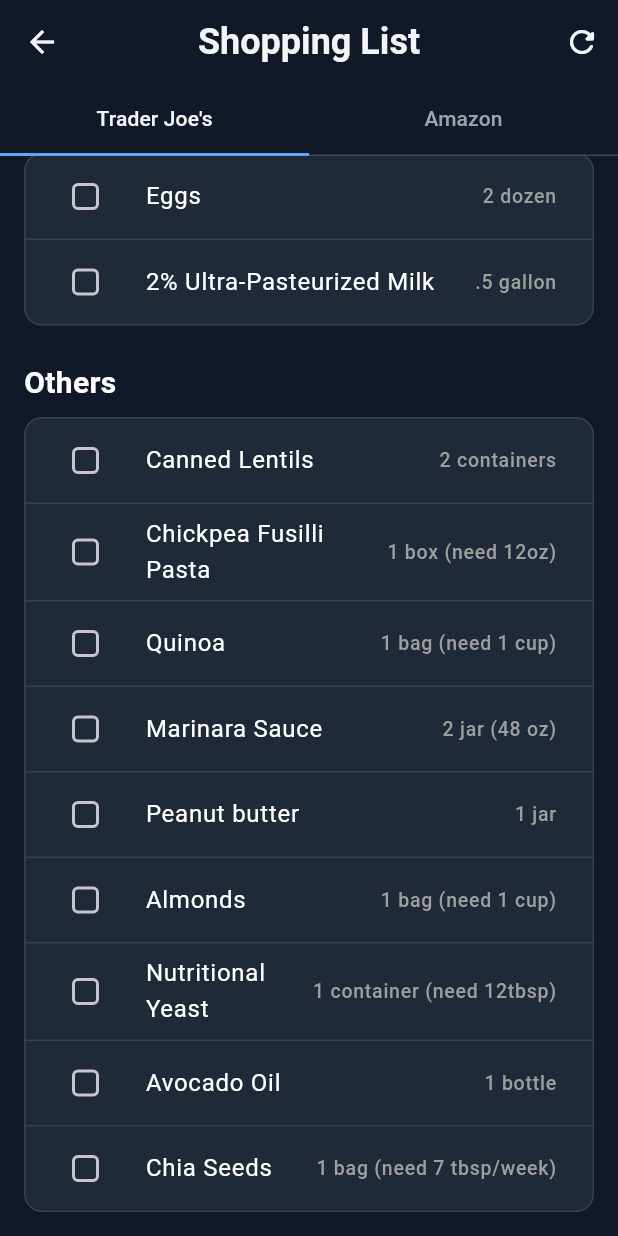
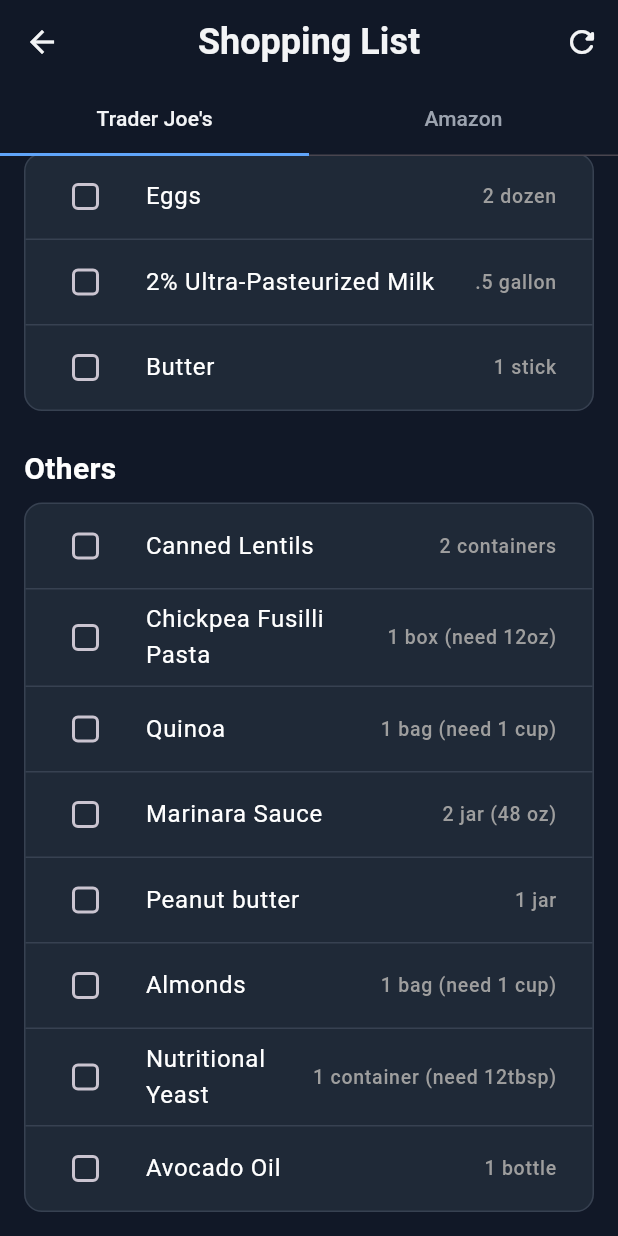
Before and after one commit to elmustslay/daily-blueprint, a Flutter app: the ShoppingListScreen screen opened directly, scrolled down 757 dp, on a phone screen of 412 x 824 dp. Run offline on Flutter 3.47's test engine with Material 3 defaults, Android fonts, the phone set to English and light mode, and no system bars; our stand-ins replace fl_chart, flutter_riverpod, share_plus, shared_preferences, sqflite; accounts and stored records are empty.

Commit message:
feat: update recipe instructions to include butter and adjust shopping list items

```diff
--- a/lib/features/recipe/presentation/recipe_screen.dart
+++ b/lib/features/recipe/presentation/recipe_screen.dart
@@ -53,6 +53,7 @@
               '1 cup quinoa, rinsed',
               'Avocado oil (for cooking)',
               '1 lb diced chicken',
+              '2 tbsp butter',
               'Salt, pepper, paprika, and cumin to taste',
             ],
             equipment: [
@@ -65,11 +66,11 @@
               'Prep Chicken (Sunday): Dry the chicken completely and dice it. In a ziplock, mix with 2tsp avocado oil, 1tsp salt, 1/2tsp black pepper, 1tsp smoked paprika, 1/2 tsp cumin. Store in fridge until Tuesday.',
               'Heat Pan: Heat a bit of avocado oil in the sauté pan over medium-high heat.',
               'Cook Chicken: Once oil dances, add the chicken. Let sear 4 minutes without stirring.',
-              'Stir Chicken: After the 4 min, stir occasionally and cook until golden brown and fully cooked (~7-10 minutes total).',
+              'Stir Chicken: After the 4 min, stir occasionally and cook until golden brown and fully cooked (~7-10 minutes total). Once done, add 1 tbsp butter to it.',
               'Cook Quinoa: In the saucepan, bring 2 cups of water to a boil.',
               'Wash Quinoa: Wash (colander) 1 cup quinoa.',
               'Simmer Quinoa: Add quinoa to the boiling liquid. Reduce heat to low, cover, and simmer 15 minutes or until liquid is absorbed.',
-              'Rest Quinoa: Remove from heat and let sit, covered, for 5 minutes, then fluff with a fork.',
+              'Rest Quinoa: Remove from heat and let sit, covered, for 5 minutes, then fluff with a fork and add 1 tbsp butter.',
               'Combine: Add cooked quinoa to the chicken in the skillet and mix thoroughly.',
               'Store: Divide into 4 containers.',
             ],
--- a/lib/features/shopping_list/presentation/shopping_list_screen.dart
+++ b/lib/features/shopping_list/presentation/shopping_list_screen.dart
@@ -42,6 +42,7 @@
       // Dairy
       ShoppingItem(id: 'dairy-1', name: 'Eggs', subtext: '2 dozen'),
       ShoppingItem(id: 'dairy-2', name: '2% Ultra-Pasteurized Milk', subtext: '.5 gallon'),
+      ShoppingItem(id: 'dairy-3', name: 'Butter', subtext: '1 stick'),
 
       // Others
       ShoppingItem(id: 'oth-1', name: 'Canned Lentils', subtext: '2 containers'),
@@ -52,7 +53,6 @@
       ShoppingItem(id: 'oth-6', name: 'Almonds', subtext: '1 bag (need 1 cup)'),
       ShoppingItem(id: 'oth-7', name: 'Nutritional Yeast', subtext: '1 container (need 12tbsp)'),
       ShoppingItem(id: 'oth-8', name: 'Avocado Oil', subtext: '1 bottle'),
-      ShoppingItem(id: 'oth-9', name: 'Chia Seeds', subtext: '1 bag (need 7 tbsp/week)'),
 
       // Amazon
       ShoppingItem(id: 'amz-1', name: 'Orgain Organic Greens'),
@@ -68,6 +68,7 @@
       ShoppingItem(id: 'amz-11', name: 'NAC (N-Acetyl Cysteine)'),
       ShoppingItem(id: 'amz-12', name: 'Selenium (25mcg)'),
       ShoppingItem(id: 'amz-13', name: 'Ashwagandha'),
+      ShoppingItem(id: 'amz-14', name: 'Chia Seeds'),
     ];
 
     final prefs = SharedPrefsLogic.instance;
```
Also changed, not shown: 1 other file.
